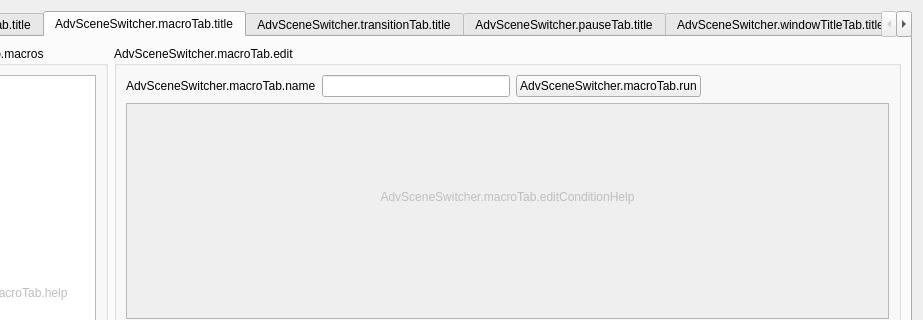
Above: forms/advanced-scene-switcher.ui from WarmUpTill/SceneSwitcher before the change; both pictures show x 177 to 1100 and y 0 to 320 of the 1100 by 600 pixel window. Below: the same form after it.
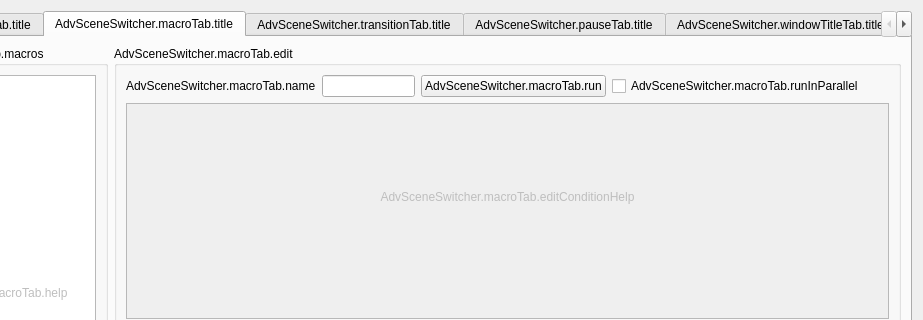
That is the form after the change. The open tabs and pages were chosen to show the change. Icons and pictures are not drawn.

Commit message: Allow running macros in parallel to other macros

The edit to the form file:
```diff
--- a/forms/advanced-scene-switcher.ui
+++ b/forms/advanced-scene-switcher.ui
@@ -722,7 +722,7 @@
          </property>
          <layout class="QVBoxLayout" name="verticalLayout_34">
           <item>
-           <layout class="QHBoxLayout" name="horizontalLayout_18" stretch="0,0,0,0">
+           <layout class="QHBoxLayout" name="horizontalLayout_18" stretch="0,0,0,0,0">
             <item>
              <widget class="QLabel" name="label_20">
               <property name="text">
@@ -740,6 +740,13 @@
               </property>
              </widget>
             </item>
+            <item>
+             <widget class="QCheckBox" name="runMacroInParallel">
+              <property name="text">
+               <string>AdvSceneSwitcher.macroTab.runInParallel</string>
+              </property>
+             </widget>
+            </item>
             <item>
              <spacer name="horizontalSpacer_13">
               <property name="orientation">
```
The commit also changes 7 other files.
